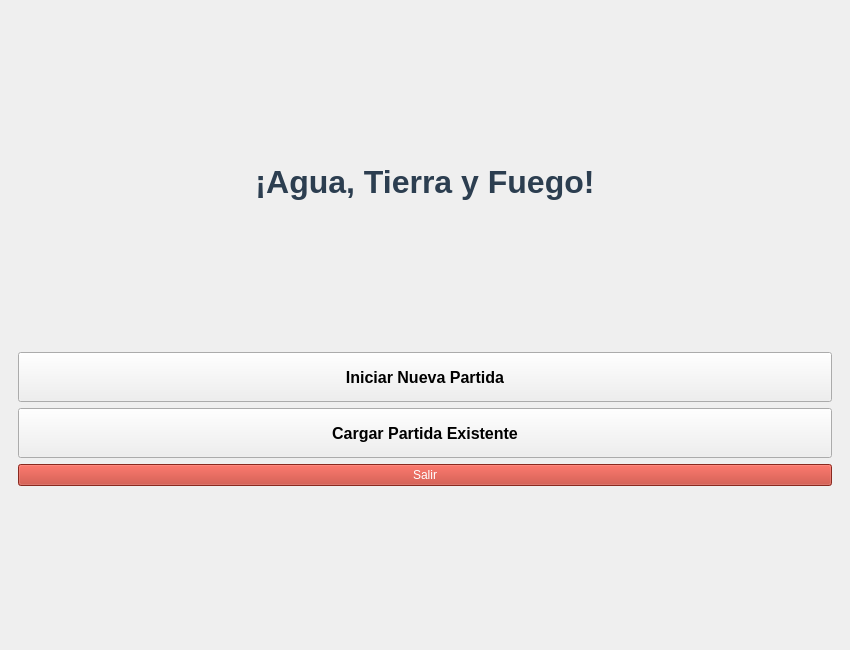
This is ui/MainWindow.ui in Matiigz/tp-juego-poo as Qt 5 draws it before an edit. The edited form follows.
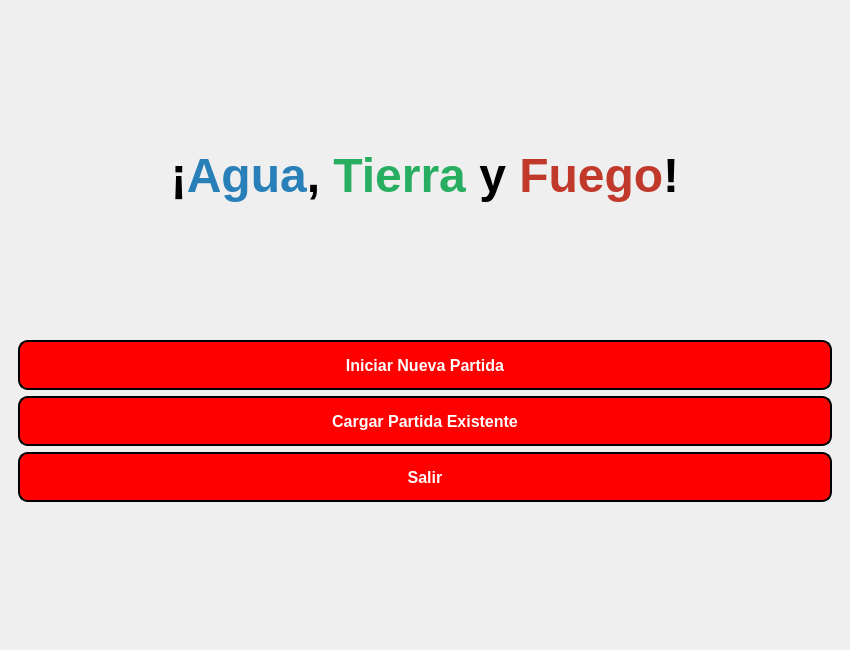
This is the edited form. The open tabs and pages were chosen to show the change. Icons and pictures are not drawn.

```diff
--- a/ui/MainWindow.ui
+++ b/ui/MainWindow.ui
@@ -21,6 +21,11 @@
        <number>0</number>
       </property>
       <widget class="QWidget" name="pageInicio">
+       <property name="styleSheet">
+        <string notr="true">#pageInicio {
+    border-image: url(:/imagenes/cc70f896-a6ee-4185-a978-6fd627721f1e.png) 0 0 0 0 stretch stretch;
+}</string>
+       </property>
        <layout class="QVBoxLayout" name="verticalLayout_2">
         <item>
          <spacer name="verticalSpacer">
@@ -39,15 +44,15 @@
          <widget class="QLabel" name="lblTitulo">
           <property name="font">
            <font>
-            <pointsize>24</pointsize>
+            <pointsize>36</pointsize>
             <bold>true</bold>
            </font>
           </property>
           <property name="styleSheet">
-           <string>color: #2c3e50;</string>
+           <string notr="true">¡&lt;span style=&quot;color: #2980b9;&quot;&gt;Agua&lt;/span&gt;, &lt;span style=&quot;color: #27ae60;&quot;&gt;Tierra&lt;/span&gt; y &lt;span style=&quot;color: #c0392b;&quot;&gt;Fuego&lt;/span&gt;!</string>
           </property>
           <property name="text">
-           <string>¡Agua, Tierra y Fuego!</string>
+           <string>¡&lt;span style=&quot;color: #2980b9;&quot;&gt;Agua&lt;/span&gt;, &lt;span style=&quot;color: #27ae60;&quot;&gt;Tierra&lt;/span&gt; y &lt;span style=&quot;color: #c0392b;&quot;&gt;Fuego&lt;/span&gt;!</string>
           </property>
           <property name="alignment">
            <set>Qt::AlignmentFlag::AlignCenter</set>
@@ -71,7 +76,7 @@
          <widget class="QPushButton" name="btnIniciarJuego">
           <property name="minimumSize">
            <size>
-            <width>0</width>
+            <width>50</width>
             <height>50</height>
            </size>
           </property>
@@ -81,6 +86,13 @@
             <bold>true</bold>
            </font>
           </property>
+          <property name="styleSheet">
+           <string notr="true">    color: rgba(255, 255, 255, 1);              /* Color de la letra: blanco */
+    background-color: rgba(255, 0, 0, 1);       /* Fondo rojo */
+    border: 2px solid rgba(0, 0, 0, 1);          /* Borde negro */
+    border-radius: 10px;                        /* Bordes redondeados */
+    text-transform: uppercase;                   /* Texto en mayúsculas */</string>
+          </property>
           <property name="text">
            <string>Iniciar Nueva Partida</string>
           </property>
@@ -90,7 +102,7 @@
          <widget class="QPushButton" name="btnCargarJuegoInicio">
           <property name="minimumSize">
            <size>
-            <width>0</width>
+            <width>50</width>
             <height>50</height>
            </size>
           </property>
@@ -100,6 +112,13 @@
             <bold>true</bold>
            </font>
           </property>
+          <property name="styleSheet">
+           <string notr="true">    color: rgba(255, 255, 255, 1);              /* Color de la letra: blanco */
+    background-color: rgba(255, 0, 0, 1);       /* Fondo rojo */
+    border: 2px solid rgba(0, 0, 0, 1);          /* Borde negro */
+    border-radius: 10px;                        /* Bordes redondeados */
+    text-transform: uppercase;                   /* Texto en mayúsculas */</string>
+          </property>
           <property name="text">
            <string>Cargar Partida Existente</string>
           </property>
@@ -107,8 +126,24 @@
         </item>
         <item>
          <widget class="QPushButton" name="btnSalir">
+          <property name="minimumSize">
+           <size>
+            <width>50</width>
+            <height>50</height>
+           </size>
+          </property>
+          <property name="font">
+           <font>
+            <pointsize>12</pointsize>
+            <bold>true</bold>
+           </font>
+          </property>
           <property name="styleSheet">
-           <string notr="true">background-color: #c0392b; color: white;</string>
+           <string notr="true">    color: rgba(255, 255, 255, 1);              /* Color de la letra: blanco */
+    background-color: rgba(255, 0, 0, 1);       /* Fondo rojo */
+    border: 2px solid rgba(0, 0, 0, 1);          /* Borde negro */
+    border-radius: 10px;                        /* Bordes redondeados */
+    text-transform: uppercase;                   /* Texto en mayúsculas */</string>
           </property>
           <property name="text">
            <string>Salir</string>
```
Left out of the diff: 23 changed lines with no effect on the pictures.
